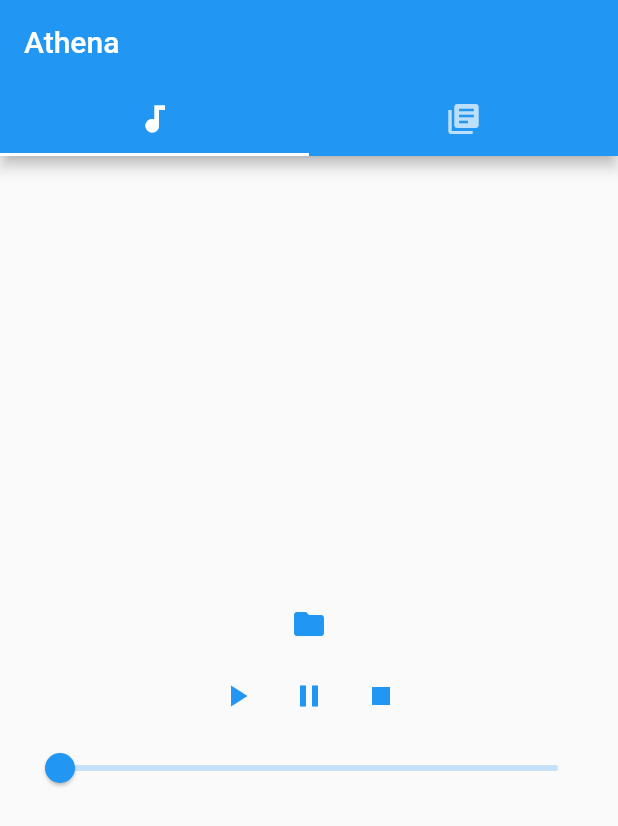
After one commit to Potolski/Athena, a Flutter app: the screen it shows after launch, on a phone screen of 412 x 824 dp. The commit adds this screen. Shown: the top 826 px of the screen. Run offline on Flutter 3.47's test engine with Material 2 defaults, Android fonts, the phone set to English and light mode, and no system bars; our stand-ins replace audioplayers, permission_handler; missing offline and left inert: folder_picker.

Commit message:
Update on project folder structure

```diff
--- /dev/null
+++ b/lib/components/audioBtn.dart
@@ -0,0 +1,21 @@
+import 'package:flutter/material.dart';
+
+class AudioBtn extends StatelessWidget {
+  final VoidCallback onPressed;
+  final IconData iconData;
+
+  AudioBtn({@required this.onPressed, @required this.iconData});
+
+  @override
+  Widget build(BuildContext context) {
+    return ButtonTheme(
+        minWidth: 60.0,
+        child: IconButton(
+          icon: Icon(iconData),
+          color: Colors.blue,
+          onPressed: () {
+            onPressed();
+          },
+        ));
+  }
+}
--- /dev/null
+++ b/lib/tabsContent/audioTab.dart
@@ -0,0 +1,87 @@
+import 'package:audioplayers/audio_cache.dart';
+import 'package:audioplayers/audioplayers.dart';
+import 'package:flutter/material.dart';
+import 'package:athena/components/audioBtn.dart';
+import '../library.dart';
+
+typedef void OnError(Exception exception);
+
+class AudioTab extends StatefulWidget {
+  @override
+  _AudioTab createState() => new _AudioTab();
+}
+
+class _AudioTab extends State<AudioTab> {
+  Duration _duration = new Duration();
+  Duration _position = new Duration();
+  AudioPlayer advancedPlayer;
+  AudioCache audioCache;
+
+  @override
+  void initState() {
+    super.initState();
+    initPlayer();
+  }
+
+  void initPlayer() {
+    advancedPlayer = new AudioPlayer();
+    audioCache = new AudioCache(fixedPlayer: advancedPlayer);
+
+    advancedPlayer.durationHandler = (d) => setState(() {
+          _duration = d;
+        });
+
+    advancedPlayer.positionHandler = (p) => setState(() {
+          _position = p;
+        });
+  }
+
+  String localFilePath;
+
+  Widget build(BuildContext ctx) {
+    return Center(
+        child: Container(
+            padding: EdgeInsets.all(16.0),
+            child: Column(
+                mainAxisSize: MainAxisSize.max,
+                mainAxisAlignment: MainAxisAlignment.center,
+                children: [
+                  AudioBtn(
+                      onPressed: () => Library().addFolders(ctx),
+                      iconData: Icons.folder),
+                  Row(
+                      mainAxisSize: MainAxisSize.max,
+                      mainAxisAlignment: MainAxisAlignment.center,
+                      children: [
+                        AudioBtn(
+                            onPressed: () => audioCache.play('audio.mp3'),
+                            iconData: Icons.play_arrow),
+                        AudioBtn(
+                            onPressed: () => advancedPlayer.pause(),
+                            iconData: Icons.pause),
+                        AudioBtn(
+                            onPressed: () => advancedPlayer.stop(),
+                            iconData: Icons.stop)
+                      ]),
+                  slider()
+                ])));
+  }
+
+  Widget slider() {
+    return Slider(
+        value: _position.inSeconds.toDouble(),
+        min: 0.0,
+        max: _duration.inSeconds.toDouble(),
+        onChanged: (double value) {
+          setState(() {
+            seekToSecond(value.toInt());
+            value = value;
+          });
+        });
+  }
+
+  void seekToSecond(int second) {
+    Duration newDuration = Duration(seconds: second);
+    advancedPlayer.seek(newDuration);
+  }
+}
--- /dev/null
+++ b/lib/views/homePage.dart
@@ -0,0 +1,30 @@
+import 'package:audioplayers/audio_cache.dart';
+import 'package:audioplayers/audioplayers.dart';
+import 'package:flutter/material.dart';
+import 'package:athena/tabsContent/audioTab.dart';
+
+class HomePage extends StatelessWidget {
+  @override
+  Widget build(BuildContext context) {
+    return DefaultTabController(
+      length: 2,
+      child: Scaffold(
+        appBar: AppBar(
+          bottom: TabBar(
+            tabs: [
+              Tab(icon: Icon(Icons.audiotrack)),
+              Tab(icon: Icon(Icons.library_books)),
+            ],
+          ),
+          title: Text('Athena'),
+        ),
+        body: TabBarView(
+          children: [
+            AudioTab(),
+            Icon(Icons.library_books),
+          ],
+        ),
+      ),
+    );
+  }
+}
```
Also changed, not shown: lib/main.dart (+8 -109 lines).
